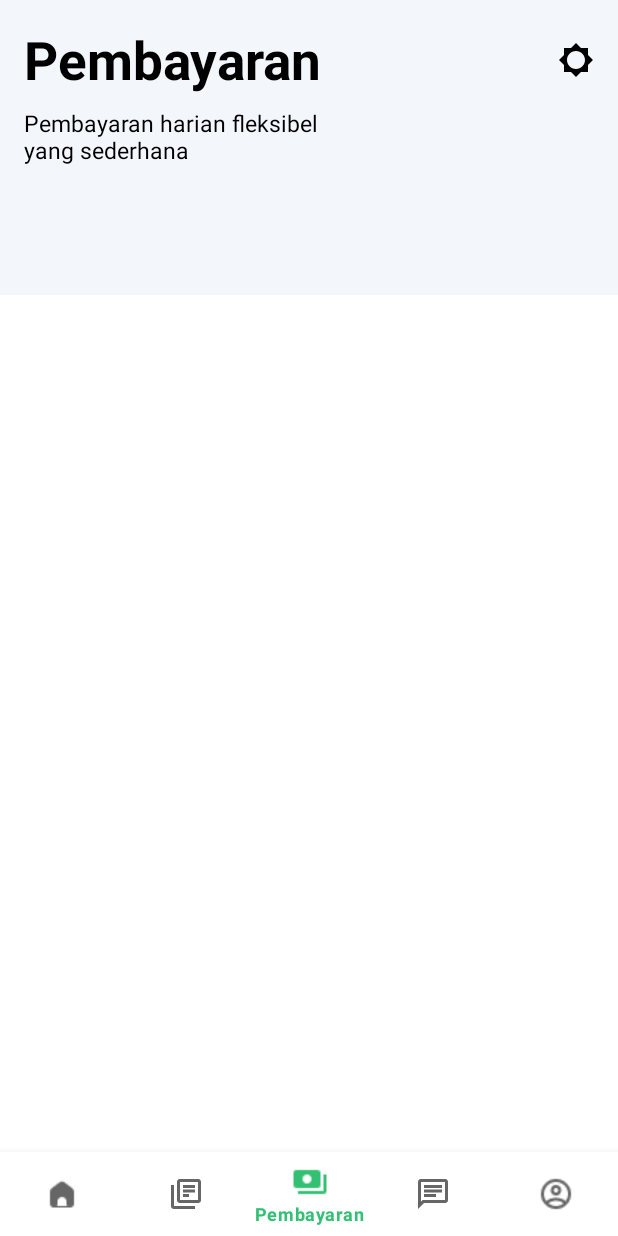
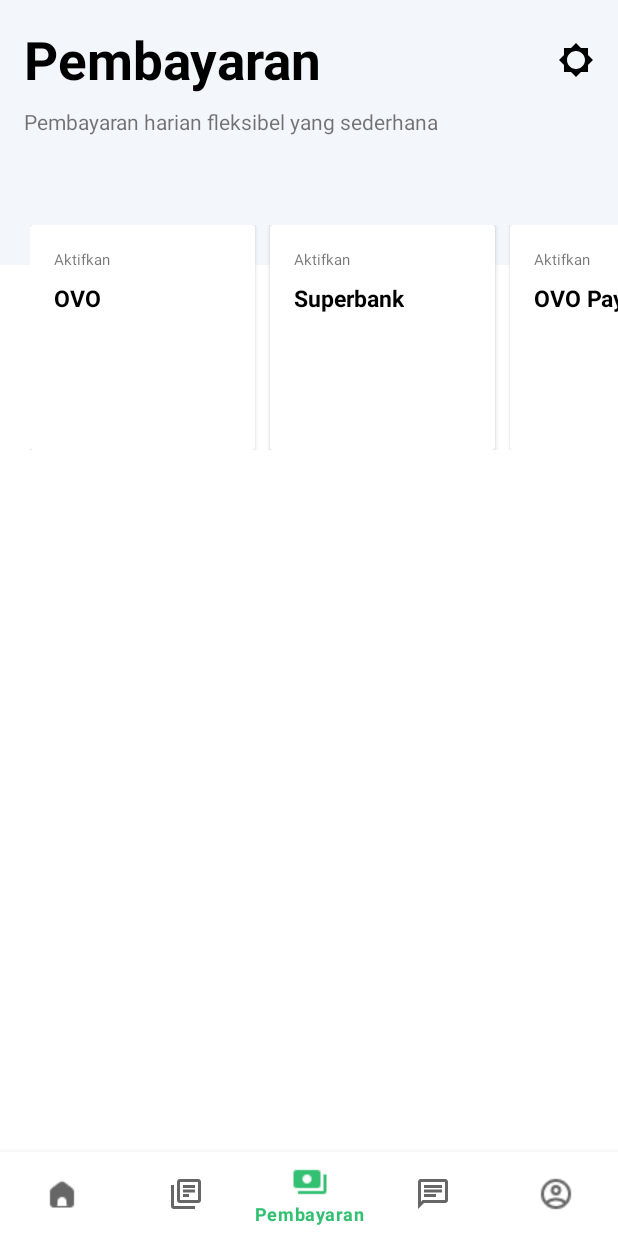
Before and after one commit to Yusuf-Sidik/Grab, an Android app: the PembayaranFragment screen opened through its navigation route, on a phone screen of 412 x 824 dp. Run offline under Robolectric (Android 15) with nearby library versions, the phone set to English and light mode, and no system bars; our stand-ins replace CircleImageView, navigation-ui.

Commit message:
Menambahkan recycle view di PembayaranFragment

```diff
--- /dev/null
+++ b/app/src/main/java/com/example/grab4/ui/adapter/Pembayaran1Adapter.kt
@@ -0,0 +1,30 @@
+package com.example.grab4.ui.adapter
+
+import android.view.LayoutInflater
+import android.view.View
+import android.view.ViewGroup
+import android.widget.TextView
+import androidx.recyclerview.widget.RecyclerView
+import com.example.grab4.R
+import com.example.grab4.ui.dataclass.Pembayaran1
+
+class Pembayaran1Adapter(private val listpembayaran1: ArrayList<Pembayaran1>) : RecyclerView.Adapter<Pembayaran1Adapter.ListViewHolder>(){
+    class ListViewHolder(itemView: View) : RecyclerView.ViewHolder(itemView) {
+        val tvName: TextView = itemView.findViewById(R.id.textView25)
+        val tvAktifkan: TextView = itemView.findViewById(R.id.textView24)
+    }
+
+    override fun onCreateViewHolder(parent: ViewGroup, viewType: Int): ListViewHolder {
+        val view: View = LayoutInflater.from(parent.context).inflate(R.layout.item_rv1_pembayaran, parent, false)
+        return ListViewHolder(view)
+    }
+
+    override fun onBindViewHolder(holder: ListViewHolder, position: Int) {
+        val (aktifkan, nama) = listpembayaran1[position]
+        holder.tvName.text = nama
+        holder.tvAktifkan.text = aktifkan
+    }
+
+    override fun getItemCount(): Int = listpembayaran1.size
+
+}
--- /dev/null
+++ b/app/src/main/java/com/example/grab4/ui/dataclass/Pembayaran1.kt
@@ -0,0 +1,10 @@
+package com.example.grab4.ui.dataclass
+
+import android.os.Parcelable
+import kotlinx.android.parcel.Parcelize
+
+@Parcelize
+data class Pembayaran1(
+    val aktifkan: String,
+    val nama: String
+) : Parcelable
--- a/app/src/main/java/com/example/grab4/ui/pembayaran/PembayaranFragment.kt
+++ b/app/src/main/java/com/example/grab4/ui/pembayaran/PembayaranFragment.kt
@@ -7,15 +7,20 @@ import android.view.ViewGroup
 import android.widget.TextView
 import androidx.fragment.app.Fragment
 import androidx.lifecycle.ViewModelProvider
-import com.example.grab4.databinding.FragmentNotificationsBinding
+import androidx.recyclerview.widget.LinearLayoutManager
+import androidx.recyclerview.widget.RecyclerView
+import com.example.grab4.R
+import com.example.grab4.databinding.FragmentPembayaranBinding
+import com.example.grab4.ui.adapter.Pembayaran1Adapter
+import com.example.grab4.ui.dataclass.Pembayaran1
 
 class PembayaranFragment : Fragment() {
 
-    private var _binding: FragmentNotificationsBinding? = null
+    private var _binding: FragmentPembayaranBinding? = null
+    private val binding get() = _binding!!
 
-    // This property is only valid between onCreateView and
-    // onDestroyView.
-    private val binding get() = _binding!!
+    private val listpembayaran1 = ArrayList<Pembayaran1>()
+    private lateinit var rvpembayaran1: RecyclerView
 
     override fun onCreateView(
         inflater: LayoutInflater,
@@ -23,10 +28,33 @@ class PembayaranFragment : Fragment() {
         savedInstanceState: Bundle?
     ): View {
 
-        _binding = FragmentNotificationsBinding.inflate(inflater, container, false)
+        _binding = FragmentPembayaranBinding.inflate(inflater, container, false)
         val view = binding.root
 
+        rvpembayaran1 = binding.rv1Pembayaran
+        rvpembayaran1.setHasFixedSize(true)
+        listpembayaran1.clear()
+        listpembayaran1.addAll(getListPembayaran1())
+        showRecyclerList()
+
         return view
+    }
+
+    private fun getListPembayaran1():ArrayList<Pembayaran1> {
+        val dataName = resources.getStringArray(R.array.data_rv1_pembayaran1)
+        val dataName2 = resources.getStringArray(R.array.data_rv1_pembayaran2)
+        val listPembayaran1 = ArrayList<Pembayaran1>()
+        for (i in dataName.indices) {
+            val pembayaran1 = Pembayaran1(dataName[i], dataName2[i])
+            listPembayaran1.add(pembayaran1)
+        }
+        return listPembayaran1
+    }
+
+    private fun showRecyclerList() {
+        rvpembayaran1.layoutManager = LinearLayoutManager(requireContext(), LinearLayoutManager.HORIZONTAL, false)
+        val listPembayaran1Adapter = Pembayaran1Adapter(listpembayaran1)
+        rvpembayaran1.adapter = listPembayaran1Adapter
     }
 
     override fun onDestroyView() {
--- /dev/null
+++ b/app/src/main/res/drawable/baseline_add_24.xml
@@ -0,0 +1,5 @@
+<vector xmlns:android="http://schemas.android.com/apk/res/android" android:height="24dp" android:tint="#000000" android:viewportHeight="24" android:viewportWidth="24" android:width="24dp">
+
+    <path android:fillColor="@android:color/white" android:pathData="M19,13h-6v6h-2v-6H5v-2h6V5h2v6h6v2z"/>
+
+</vector>
--- a/app/src/main/res/layout/fragment_notifications.xml
+++ b/app/src/main/res/layout/fragment_pembayaran.xml
@@ -7,22 +7,23 @@
     tools:context=".ui.pembayaran.PembayaranFragment">
 
     <androidx.constraintlayout.widget.ConstraintLayout
+        android:id="@+id/constraintLayout"
         android:layout_width="match_parent"
         android:layout_height="wrap_content"
+        android:background="#F3F6FB"
         android:padding="16dp"
         app:layout_constraintEnd_toEndOf="parent"
         app:layout_constraintStart_toStartOf="parent"
-        app:layout_constraintTop_toTopOf="parent"
-        android:background="#F3F6FB">
+        app:layout_constraintTop_toTopOf="parent">
 
         <TextView
             android:id="@+id/textView19"
             android:layout_width="wrap_content"
             android:layout_height="wrap_content"
-            android:text="Pembayaran"
+            android:text="@string/pembayaran"
+            android:textColor="@color/black"
+            android:textSize="35sp"
             android:textStyle="bold"
-            android:textSize="35sp"
-            android:textColor="@color/black"
             app:layout_constraintStart_toStartOf="parent"
             app:layout_constraintTop_toTopOf="parent" />
 
@@ -33,10 +34,9 @@
             android:layout_marginTop="8dp"
             android:layout_marginBottom="70dp"
             android:text="Pembayaran harian fleksibel yang sederhana"
-            android:textColor="@color/black"
-            android:textSize="15sp"
+            android:textSize="14sp"
             app:layout_constraintBottom_toBottomOf="parent"
-            app:layout_constraintEnd_toEndOf="@+id/textView19"
+            app:layout_constraintEnd_toEndOf="parent"
             app:layout_constraintStart_toStartOf="parent"
             app:layout_constraintTop_toBottomOf="@+id/textView19" />
 
@@ -48,5 +48,26 @@
             app:layout_constraintBottom_toBottomOf="@+id/textView19"
             app:layout_constraintEnd_toEndOf="parent"
             app:layout_constraintTop_toTopOf="@+id/textView19" />
+
     </androidx.constraintlayout.widget.ConstraintLayout>
+
+    <androidx.recyclerview.widget.RecyclerView
+        android:id="@+id/rv1_pembayaran"
+        android:layout_width="match_parent"
+        android:layout_height="150dp"
+        android:layout_marginTop="150dp"
+        android:layout_marginLeft="20dp"
+        app:layout_constraintEnd_toEndOf="parent"
+        app:layout_constraintStart_toStartOf="parent"
+        app:layout_constraintTop_toTopOf="parent" />
+
+    <androidx.recyclerview.widget.RecyclerView
+        android:id="@+id/rv2_pembayaran"
+        android:layout_width="0dp"
+        android:layout_height="wrap_content"
+        android:layout_marginStart="20dp"
+        android:layout_marginTop="16dp"
+        app:layout_constraintEnd_toEndOf="parent"
+        app:layout_constraintStart_toStartOf="parent"
+        app:layout_constraintTop_toBottomOf="@+id/rv1_pembayaran" />
 </androidx.constraintlayout.widget.ConstraintLayout>
--- /dev/null
+++ b/app/src/main/res/layout/item_rv1_pembayaran.xml
@@ -0,0 +1,36 @@
+<?xml version="1.0" encoding="utf-8"?>
+<androidx.cardview.widget.CardView xmlns:android="http://schemas.android.com/apk/res/android"
+    xmlns:app="http://schemas.android.com/apk/res-auto"
+    xmlns:tools="http://schemas.android.com/tools"
+    android:layout_width="wrap_content"
+    android:layout_height="wrap_content"
+    android:layout_marginRight="10dp">
+
+    <androidx.constraintlayout.widget.ConstraintLayout
+        android:layout_width="150dp"
+        android:layout_height="200dp"
+        android:padding="16dp">
+
+        <TextView
+            android:id="@+id/textView24"
+            android:layout_width="wrap_content"
+            android:layout_height="wrap_content"
+            android:text="TextView"
+            android:textSize="10sp"
+            app:layout_constraintStart_toStartOf="parent"
+            app:layout_constraintTop_toTopOf="parent" />
+
+        <TextView
+            android:id="@+id/textView25"
+            android:layout_width="wrap_content"
+            android:layout_height="wrap_content"
+            android:layout_marginTop="8dp"
+            android:text="TextView"
+            android:textSize="15sp"
+            android:textColor="@color/black"
+            android:textStyle="bold"
+            app:layout_constraintStart_toStartOf="parent"
+            app:layout_constraintTop_toBottomOf="@+id/textView24" />
+
+    </androidx.constraintlayout.widget.ConstraintLayout>
+</androidx.cardview.widget.CardView>
--- a/app/src/main/res/navigation/mobile_navigation.xml
+++ b/app/src/main/res/navigation/mobile_navigation.xml
@@ -21,7 +21,7 @@
         android:id="@+id/navigation_notifications"
         android:name="com.example.grab4.ui.pembayaran.PembayaranFragment"
         android:label="@string/title_pembayaran"
-        tools:layout="@layout/fragment_notifications" />
+        tools:layout="@layout/fragment_pembayaran" />
     <fragment
         android:id="@+id/navigation_kontak"
         android:name="com.example.grab4.ui.kontak.KontakFragment"
--- a/app/src/main/res/values/strings.xml
+++ b/app/src/main/res/values/strings.xml
@@ -24,6 +24,7 @@
     <string name="pusat_bantuan">Kamu juga bisa mendapatkan bantuan dari mereka malalui Pusat Bantuan kami.</string>
     <string name="notifikasi">Pemberitahuan akan ditampilkan disini</string>
     <string name="iinfo_terbaru">Lihat bagian ini untuk info promo, info terbaru, dan lainnya.</string>
+    <string name="pembayaran">Pembayaran</string>
 
     <string-array name="data_name">
         <item>Motor</item>
@@ -101,5 +102,21 @@
         <item>@drawable/burger2</item>
     </integer-array>
 
+    <string-array name="data_rv1_pembayaran1">
+        <item>Aktifkan</item>
+        <item>Aktifkan</item>
+        <item>Aktifkan</item>
+    </string-array>
+    <string-array name="data_rv1_pembayaran2">
+        <item>OVO</item>
+        <item>Superbank</item>
+        <item>OVO PayLAter</item>
+    </string-array>
+    <integer-array name="photo_pembayaran">
+        <item>@drawable/baseline_add_24</item>
+        <item>@drawable/baseline_add_24</item>
+        <item>@drawable/baseline_add_24</item>
+    </integer-array>
+
 
 </resources>
```
